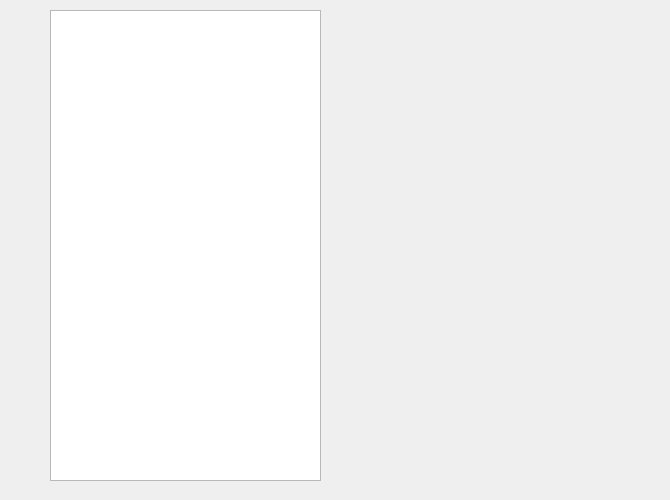
Qt form ecluse.ui (Alpam/Ecluse) before a commit.
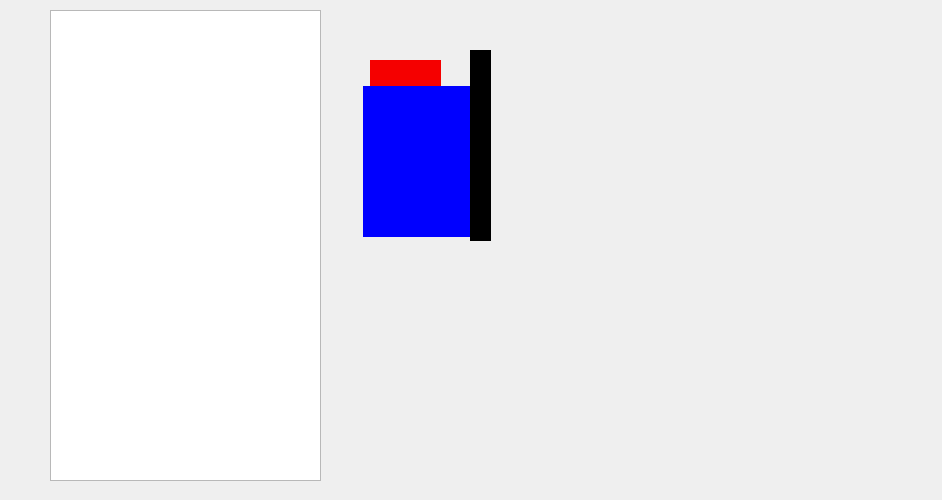
The same form after that commit.

Commit message: debut dessin dans ecluse

Diff of the .ui file:
```diff
--- a/ecluse.ui
+++ b/ecluse.ui
@@ -6,7 +6,7 @@
    <rect>
     <x>0</x>
     <y>0</y>
-    <width>670</width>
+    <width>942</width>
     <height>500</height>
    </rect>
   </property>
@@ -23,6 +23,1302 @@
     </rect>
    </property>
   </widget>
+  <widget class="QLabel" name="label">
+   <property name="geometry">
+    <rect>
+     <x>370</x>
+     <y>60</y>
+     <width>71</width>
+     <height>31</height>
+    </rect>
+   </property>
+   <property name="palette">
+    <palette>
+     <active>
+      <colorrole role="WindowText">
+       <brush brushstyle="SolidPattern">
+        <color alpha="255">
+         <red>0</red>
+         <green>0</green>
+         <blue>0</blue>
+        </color>
+       </brush>
+      </colorrole>
+      <colorrole role="Button">
+       <brush brushstyle="SolidPattern">
+        <color alpha="255">
+         <red>245</red>
+         <green>0</green>
+         <blue>0</blue>
+        </color>
+       </brush>
+      </colorrole>
+      <colorrole role="Light">
+       <brush brushstyle="SolidPattern">
+        <color alpha="255">
+         <red>255</red>
+         <green>112</green>
+         <blue>112</blue>
+        </color>
+       </brush>
+      </colorrole>
+      <colorrole role="Midlight">
+       <brush brushstyle="SolidPattern">
+        <color alpha="255">
+         <red>250</red>
+         <green>56</green>
+         <blue>56</blue>
+        </color>
+       </brush>
+      </colorrole>
+      <colorrole role="Dark">
+       <brush brushstyle="SolidPattern">
+        <color alpha="255">
+         <red>122</red>
+         <green>0</green>
+         <blue>0</blue>
+        </color>
+       </brush>
+      </colorrole>
+      <colorrole role="Mid">
+       <brush brushstyle="SolidPattern">
+        <color alpha="255">
+         <red>163</red>
+         <green>0</green>
+         <blue>0</blue>
+        </color>
+       </brush>
+      </colorrole>
+      <colorrole role="Text">
+       <brush brushstyle="SolidPattern">
+        <color alpha="255">
+         <red>0</red>
+         <green>0</green>
+         <blue>0</blue>
+        </color>
+       </brush>
+      </colorrole>
+      <colorrole role="BrightText">
+       <brush brushstyle="SolidPattern">
+        <color alpha="255">
+         <red>255</red>
+         <green>255</green>
+         <blue>255</blue>
+        </color>
+       </brush>
+      </colorrole>
+      <colorrole role="ButtonText">
+       <brush brushstyle="SolidPattern">
+        <color alpha="255">
+         <red>0</red>
+         <green>0</green>
+         <blue>0</blue>
+        </color>
+       </brush>
+      </colorrole>
+      <colorrole role="Base">
+       <brush brushstyle="SolidPattern">
+        <color alpha="255">
+         <red>255</red>
+         <green>255</green>
+         <blue>255</blue>
+        </color>
+       </brush>
+      </colorrole>
+      <colorrole role="Window">
+       <brush brushstyle="SolidPattern">
+        <color alpha="255">
+         <red>245</red>
+         <green>0</green>
+         <blue>0</blue>
+        </color>
+       </brush>
+      </colorrole>
+      <colorrole role="Shadow">
+       <brush brushstyle="SolidPattern">
+        <color alpha="255">
+         <red>0</red>
+         <green>0</green>
+         <blue>0</blue>
+        </color>
+       </brush>
+      </colorrole>
+      <colorrole role="AlternateBase">
+       <brush brushstyle="SolidPattern">
+        <color alpha="255">
+         <red>250</red>
+         <green>127</green>
+         <blue>127</blue>
+        </color>
+       </brush>
+      </colorrole>
+      <colorrole role="ToolTipBase">
+       <brush brushstyle="SolidPattern">
+        <color alpha="255">
+         <red>255</red>
+         <green>255</green>
+         <blue>220</blue>
+        </color>
+       </brush>
+      </colorrole>
+      <colorrole role="ToolTipText">
+       <brush brushstyle="SolidPattern">
+        <color alpha="255">
+         <red>0</red>
+         <green>0</green>
+         <blue>0</blue>
+        </color>
+       </brush>
+      </colorrole>
+     </active>
+     <inactive>
+      <colorrole role="WindowText">
+       <brush brushstyle="SolidPattern">
+        <color alpha="255">
+         <red>0</red>
+         <green>0</green>
+         <blue>0</blue>
+        </color>
+       </brush>
+      </colorrole>
+      <colorrole role="Button">
+       <brush brushstyle="SolidPattern">
+        <color alpha="255">
+         <red>245</red>
+         <green>0</green>
+         <blue>0</blue>
+        </color>
+       </brush>
+      </colorrole>
+      <colorrole role="Light">
+       <brush brushstyle="SolidPattern">
+        <color alpha="255">
+         <red>255</red>
+         <green>112</green>
+         <blue>112</blue>
+        </color>
+       </brush>
+      </colorrole>
+      <colorrole role="Midlight">
+       <brush brushstyle="SolidPattern">
+        <color alpha="255">
+         <red>250</red>
+         <green>56</green>
+         <blue>56</blue>
+        </color>
+       </brush>
+      </colorrole>
+      <colorrole role="Dark">
+       <brush brushstyle="SolidPattern">
+        <color alpha="255">
+         <red>122</red>
+         <green>0</green>
+         <blue>0</blue>
+        </color>
+       </brush>
+      </colorrole>
+      <colorrole role="Mid">
+       <brush brushstyle="SolidPattern">
+        <color alpha="255">
+         <red>163</red>
+         <green>0</green>
+         <blue>0</blue>
+        </color>
+       </brush>
+      </colorrole>
+      <colorrole role="Text">
+       <brush brushstyle="SolidPattern">
+        <color alpha="255">
+         <red>0</red>
+         <green>0</green>
+         <blue>0</blue>
+        </color>
+       </brush>
+      </colorrole>
+      <colorrole role="BrightText">
+       <brush brushstyle="SolidPattern">
+        <color alpha="255">
+         <red>255</red>
+         <green>255</green>
+         <blue>255</blue>
+        </color>
+       </brush>
+      </colorrole>
+      <colorrole role="ButtonText">
+       <brush brushstyle="SolidPattern">
+        <color alpha="255">
+         <red>0</red>
+         <green>0</green>
+         <blue>0</blue>
+        </color>
+       </brush>
+      </colorrole>
+      <colorrole role="Base">
+       <brush brushstyle="SolidPattern">
+        <color alpha="255">
+         <red>255</red>
+         <green>255</green>
+         <blue>255</blue>
+        </color>
+       </brush>
+      </colorrole>
+      <colorrole role="Window">
+       <brush brushstyle="SolidPattern">
+        <color alpha="255">
+         <red>245</red>
+         <green>0</green>
+         <blue>0</blue>
+        </color>
+       </brush>
+      </colorrole>
+      <colorrole role="Shadow">
+       <brush brushstyle="SolidPattern">
+        <color alpha="255">
+         <red>0</red>
+         <green>0</green>
+         <blue>0</blue>
+        </color>
+       </brush>
+      </colorrole>
+      <colorrole role="AlternateBase">
+       <brush brushstyle="SolidPattern">
+        <color alpha="255">
+         <red>250</red>
+         <green>127</green>
+         <blue>127</blue>
+        </color>
+       </brush>
+      </colorrole>
+      <colorrole role="ToolTipBase">
+       <brush brushstyle="SolidPattern">
+        <color alpha="255">
+         <red>255</red>
+         <green>255</green>
+         <blue>220</blue>
+        </color>
+       </brush>
+      </colorrole>
+      <colorrole role="ToolTipText">
+       <brush brushstyle="SolidPattern">
+        <color alpha="255">
+         <red>0</red>
+         <green>0</green>
+         <blue>0</blue>
+        </color>
+       </brush>
+      </colorrole>
+     </inactive>
+     <disabled>
+      <colorrole role="WindowText">
+       <brush brushstyle="SolidPattern">
+        <color alpha="255">
+         <red>122</red>
+         <green>0</green>
+         <blue>0</blue>
+        </color>
+       </brush>
+      </colorrole>
+      <colorrole role="Button">
+       <brush brushstyle="SolidPattern">
+        <color alpha="255">
+         <red>245</red>
+         <green>0</green>
+         <blue>0</blue>
+        </color>
+       </brush>
+      </colorrole>
+      <colorrole role="Light">
+       <brush brushstyle="SolidPattern">
+        <color alpha="255">
+         <red>255</red>
+         <green>112</green>
+         <blue>112</blue>
+        </color>
+       </brush>
+      </colorrole>
+      <colorrole role="Midlight">
+       <brush brushstyle="SolidPattern">
+        <color alpha="255">
+         <red>250</red>
+         <green>56</green>
+         <blue>56</blue>
+        </color>
+       </brush>
+      </colorrole>
+      <colorrole role="Dark">
+       <brush brushstyle="SolidPattern">
+        <color alpha="255">
+         <red>122</red>
+         <green>0</green>
+         <blue>0</blue>
+        </color>
+       </brush>
+      </colorrole>
+      <colorrole role="Mid">
+       <brush brushstyle="SolidPattern">
+        <color alpha="255">
+         <red>163</red>
+         <green>0</green>
+         <blue>0</blue>
+        </color>
+       </brush>
+      </colorrole>
+      <colorrole role="Text">
+       <brush brushstyle="SolidPattern">
+        <color alpha="255">
+         <red>122</red>
+         <green>0</green>
+         <blue>0</blue>
+        </color>
+       </brush>
+      </colorrole>
+      <colorrole role="BrightText">
+       <brush brushstyle="SolidPattern">
+        <color alpha="255">
+         <red>255</red>
+         <green>255</green>
+         <blue>255</blue>
+        </color>
+       </brush>
+      </colorrole>
+      <colorrole role="ButtonText">
+       <brush brushstyle="SolidPattern">
+        <color alpha="255">
+         <red>122</red>
+         <green>0</green>
+         <blue>0</blue>
+        </color>
+       </brush>
+      </colorrole>
+      <colorrole role="Base">
+       <brush brushstyle="SolidPattern">
+        <color alpha="255">
+         <red>245</red>
+         <green>0</green>
+         <blue>0</blue>
+        </color>
+       </brush>
+      </colorrole>
+      <colorrole role="Window">
+       <brush brushstyle="SolidPattern">
+        <color alpha="255">
+         <red>245</red>
+         <green>0</green>
+         <blue>0</blue>
+        </color>
+       </brush>
+      </colorrole>
+      <colorrole role="Shadow">
+       <brush brushstyle="SolidPattern">
+        <color alpha="255">
+         <red>0</red>
+         <green>0</green>
+         <blue>0</blue>
+        </color>
+       </brush>
+      </colorrole>
+      <colorrole role="AlternateBase">
+       <brush brushstyle="SolidPattern">
+        <color alpha="255">
+         <red>245</red>
+         <green>0</green>
+         <blue>0</blue>
+        </color>
+       </brush>
+      </colorrole>
+      <colorrole role="ToolTipBase">
+       <brush brushstyle="SolidPattern">
+        <color alpha="255">
+         <red>255</red>
+         <green>255</green>
+         <blue>220</blue>
+        </color>
+       </brush>
+      </colorrole>
+      <colorrole role="ToolTipText">
+       <brush brushstyle="SolidPattern">
+        <color alpha="255">
+         <red>0</red>
+         <green>0</green>
+         <blue>0</blue>
+        </color>
+       </brush>
+      </colorrole>
+     </disabled>
+    </palette>
+   </property>
+   <property name="autoFillBackground">
+    <bool>true</bool>
+   </property>
+   <property name="styleSheet">
+    <string notr="true"/>
+   </property>
+   <property name="text">
+    <string/>
+   </property>
+  </widget>
+  <widget class="QLabel" name="label_2">
+   <property name="geometry">
+    <rect>
+     <x>363</x>
+     <y>86</y>
+     <width>111</width>
+     <height>151</height>
+    </rect>
+   </property>
+   <property name="palette">
+    <palette>
+     <active>
+      <colorrole role="WindowText">
+       <brush brushstyle="SolidPattern">
+        <color alpha="255">
+         <red>0</red>
+         <green>0</green>
+         <blue>0</blue>
+        </color>
+       </brush>
+      </colorrole>
+      <colorrole role="Button">
+       <brush brushstyle="SolidPattern">
+        <color alpha="255">
+         <red>0</red>
+         <green>0</green>
+         <blue>255</blue>
+        </color>
+       </brush>
+      </colorrole>
+      <colorrole role="Light">
+       <brush brushstyle="SolidPattern">
+        <color alpha="255">
+         <red>127</red>
+         <green>127</green>
+         <blue>255</blue>
+        </color>
+       </brush>
+      </colorrole>
+      <colorrole role="Midlight">
+       <brush brushstyle="SolidPattern">
+        <color alpha="255">
+         <red>63</red>
+         <green>63</green>
+         <blue>255</blue>
+        </color>
+       </brush>
+      </colorrole>
+      <colorrole role="Dark">
+       <brush brushstyle="SolidPattern">
+        <color alpha="255">
+         <red>0</red>
+         <green>0</green>
+         <blue>127</blue>
+        </color>
+       </brush>
+      </colorrole>
+      <colorrole role="Mid">
+       <brush brushstyle="SolidPattern">
+        <color alpha="255">
+         <red>0</red>
+         <green>0</green>
+         <blue>170</blue>
+        </color>
+       </brush>
+      </colorrole>
+      <colorrole role="Text">
+       <brush brushstyle="SolidPattern">
+        <color alpha="255">
+         <red>0</red>
+         <green>0</green>
+         <blue>0</blue>
+        </color>
+       </brush>
+      </colorrole>
+      <colorrole role="BrightText">
+       <brush brushstyle="SolidPattern">
+        <color alpha="255">
+         <red>255</red>
+         <green>255</green>
+         <blue>255</blue>
+        </color>
+       </brush>
+      </colorrole>
+      <colorrole role="ButtonText">
+       <brush brushstyle="SolidPattern">
+        <color alpha="255">
+         <red>0</red>
+         <green>0</green>
+         <blue>0</blue>
+        </color>
+       </brush>
+      </colorrole>
+      <colorrole role="Base">
+       <brush brushstyle="SolidPattern">
+        <color alpha="255">
+         <red>255</red>
+         <green>255</green>
+         <blue>255</blue>
+        </color>
+       </brush>
+      </colorrole>
+      <colorrole role="Window">
+       <brush brushstyle="SolidPattern">
+        <color alpha="255">
+         <red>0</red>
+         <green>0</green>
+         <blue>255</blue>
+        </color>
+       </brush>
+      </colorrole>
+      <colorrole role="Shadow">
+       <brush brushstyle="SolidPattern">
+        <color alpha="255">
+         <red>0</red>
+         <green>0</green>
+         <blue>0</blue>
+        </color>
+       </brush>
+      </colorrole>
+      <colorrole role="AlternateBase">
+       <brush brushstyle="SolidPattern">
+        <color alpha="255">
+         <red>127</red>
+         <green>127</green>
+         <blue>255</blue>
+        </color>
+       </brush>
+      </colorrole>
+      <colorrole role="ToolTipBase">
+       <brush brushstyle="SolidPattern">
+        <color alpha="255">
+         <red>255</red>
+         <green>255</green>
+         <blue>220</blue>
+        </color>
+       </brush>
+      </colorrole>
+      <colorrole role="ToolTipText">
+       <brush brushstyle="SolidPattern">
+        <color alpha="255">
+         <red>0</red>
+         <green>0</green>
+         <blue>0</blue>
+        </color>
+       </brush>
+      </colorrole>
+     </active>
+     <inactive>
+      <colorrole role="WindowText">
+       <brush brushstyle="SolidPattern">
+        <color alpha="255">
+         <red>0</red>
+         <green>0</green>
+         <blue>0</blue>
+        </color>
+       </brush>
+      </colorrole>
+      <colorrole role="Button">
+       <brush brushstyle="SolidPattern">
+        <color alpha="255">
+         <red>0</red>
+         <green>0</green>
+         <blue>255</blue>
+        </color>
+       </brush>
+      </colorrole>
+      <colorrole role="Light">
+       <brush brushstyle="SolidPattern">
+        <color alpha="255">
+         <red>127</red>
+         <green>127</green>
+         <blue>255</blue>
+        </color>
+       </brush>
+      </colorrole>
+      <colorrole role="Midlight">
+       <brush brushstyle="SolidPattern">
+        <color alpha="255">
+         <red>63</red>
+         <green>63</green>
+         <blue>255</blue>
+        </color>
+       </brush>
+      </colorrole>
+      <colorrole role="Dark">
+       <brush brushstyle="SolidPattern">
+        <color alpha="255">
+         <red>0</red>
+         <green>0</green>
+         <blue>127</blue>
+        </color>
+       </brush>
+      </colorrole>
+      <colorrole role="Mid">
+       <brush brushstyle="SolidPattern">
+        <color alpha="255">
+         <red>0</red>
+         <green>0</green>
+         <blue>170</blue>
+        </color>
+       </brush>
+      </colorrole>
+      <colorrole role="Text">
+       <brush brushstyle="SolidPattern">
+        <color alpha="255">
+         <red>0</red>
+         <green>0</green>
+         <blue>0</blue>
+        </color>
+       </brush>
+      </colorrole>
+      <colorrole role="BrightText">
+       <brush brushstyle="SolidPattern">
+        <color alpha="255">
+         <red>255</red>
+         <green>255</green>
+         <blue>255</blue>
+        </color>
+       </brush>
+      </colorrole>
+      <colorrole role="ButtonText">
+       <brush brushstyle="SolidPattern">
+        <color alpha="255">
+         <red>0</red>
+         <green>0</green>
+         <blue>0</blue>
+        </color>
+       </brush>
+      </colorrole>
+      <colorrole role="Base">
+       <brush brushstyle="SolidPattern">
+        <color alpha="255">
+         <red>255</red>
+         <green>255</green>
+         <blue>255</blue>
+        </color>
+       </brush>
+      </colorrole>
+      <colorrole role="Window">
+       <brush brushstyle="SolidPattern">
+        <color alpha="255">
+         <red>0</red>
+         <green>0</green>
+         <blue>255</blue>
+        </color>
+       </brush>
+      </colorrole>
+      <colorrole role="Shadow">
+       <brush brushstyle="SolidPattern">
+        <color alpha="255">
+         <red>0</red>
+         <green>0</green>
+         <blue>0</blue>
+        </color>
+       </brush>
+      </colorrole>
+      <colorrole role="AlternateBase">
+       <brush brushstyle="SolidPattern">
+        <color alpha="255">
+         <red>127</red>
+         <green>127</green>
+         <blue>255</blue>
+        </color>
+       </brush>
+      </colorrole>
+      <colorrole role="ToolTipBase">
+       <brush brushstyle="SolidPattern">
+        <color alpha="255">
+         <red>255</red>
+         <green>255</green>
+         <blue>220</blue>
+        </color>
+       </brush>
+      </colorrole>
+      <colorrole role="ToolTipText">
+       <brush brushstyle="SolidPattern">
+        <color alpha="255">
+         <red>0</red>
+         <green>0</green>
+         <blue>0</blue>
+        </color>
+       </brush>
+      </colorrole>
+     </inactive>
+     <disabled>
+      <colorrole role="WindowText">
+       <brush brushstyle="SolidPattern">
+        <color alpha="255">
+         <red>0</red>
+         <green>0</green>
+         <blue>127</blue>
+        </color>
+       </brush>
+      </colorrole>
+      <colorrole role="Button">
+       <brush brushstyle="SolidPattern">
+        <color alpha="255">
+         <red>0</red>
+         <green>0</green>
+         <blue>255</blue>
+        </color>
+       </brush>
+      </colorrole>
+      <colorrole role="Light">
+       <brush brushstyle="SolidPattern">
+        <color alpha="255">
+         <red>127</red>
+         <green>127</green>
+         <blue>255</blue>
+        </color>
+       </brush>
+      </colorrole>
+      <colorrole role="Midlight">
+       <brush brushstyle="SolidPattern">
+        <color alpha="255">
+         <red>63</red>
+         <green>63</green>
+         <blue>255</blue>
+        </color>
+       </brush>
+      </colorrole>
+      <colorrole role="Dark">
+       <brush brushstyle="SolidPattern">
+        <color alpha="255">
+         <red>0</red>
+         <green>0</green>
+         <blue>127</blue>
+        </color>
+       </brush>
+      </colorrole>
+      <colorrole role="Mid">
+       <brush brushstyle="SolidPattern">
+        <color alpha="255">
+         <red>0</red>
+         <green>0</green>
+         <blue>170</blue>
+        </color>
+       </brush>
+      </colorrole>
+      <colorrole role="Text">
+       <brush brushstyle="SolidPattern">
+        <color alpha="255">
+         <red>0</red>
+         <green>0</green>
+         <blue>127</blue>
+        </color>
+       </brush>
+      </colorrole>
+      <colorrole role="BrightText">
+       <brush brushstyle="SolidPattern">
+        <color alpha="255">
+         <red>255</red>
+         <green>255</green>
+         <blue>255</blue>
+        </color>
+       </brush>
+      </colorrole>
+      <colorrole role="ButtonText">
+       <brush brushstyle="SolidPattern">
+        <color alpha="255">
+         <red>0</red>
+         <green>0</green>
+         <blue>127</blue>
+        </color>
+       </brush>
+      </colorrole>
+      <colorrole role="Base">
+       <brush brushstyle="SolidPattern">
+        <color alpha="255">
+         <red>0</red>
+         <green>0</green>
+         <blue>255</blue>
+        </color>
+       </brush>
+      </colorrole>
+      <colorrole role="Window">
+       <brush brushstyle="SolidPattern">
+        <color alpha="255">
+         <red>0</red>
+         <green>0</green>
+         <blue>255</blue>
+        </color>
+       </brush>
+      </colorrole>
+      <colorrole role="Shadow">
+       <brush brushstyle="SolidPattern">
+        <color alpha="255">
+         <red>0</red>
+         <green>0</green>
+         <blue>0</blue>
+        </color>
+       </brush>
+      </colorrole>
+      <colorrole role="AlternateBase">
+       <brush brushstyle="SolidPattern">
+        <color alpha="255">
+         <red>0</red>
+         <green>0</green>
+         <blue>255</blue>
+        </color>
+       </brush>
+      </colorrole>
+      <colorrole role="ToolTipBase">
+       <brush brushstyle="SolidPattern">
+        <color alpha="255">
+         <red>255</red>
+         <green>255</green>
+         <blue>220</blue>
+        </color>
+       </brush>
+      </colorrole>
+      <colorrole role="ToolTipText">
+       <brush brushstyle="SolidPattern">
+        <color alpha="255">
+         <red>0</red>
+         <green>0</green>
+         <blue>0</blue>
+        </color>
+       </brush>
+      </colorrole>
+     </disabled>
+    </palette>
+   </property>
+   <property name="autoFillBackground">
+    <bool>true</bool>
+   </property>
+   <property name="text">
+    <string/>
+   </property>
+  </widget>
+  <widget class="QLabel" name="label_3">
+   <property name="geometry">
+    <rect>
+     <x>470</x>
+     <y>50</y>
+     <width>21</width>
+     <height>191</height>
+    </rect>
+   </property>
+   <property name="palette">
+    <palette>
+     <active>
+      <colorrole role="WindowText">
+       <brush brushstyle="SolidPattern">
+        <color alpha="255">
+         <red>255</red>
+         <green>255</green>
+         <blue>255</blue>
+        </color>
+       </brush>
+      </colorrole>
+      <colorrole role="Button">
+       <brush brushstyle="SolidPattern">
+        <color alpha="255">
+         <red>0</red>
+         <green>0</green>
+         <blue>0</blue>
+        </color>
+       </brush>
+      </colorrole>
+      <colorrole role="Light">
+       <brush brushstyle="SolidPattern">
+        <color alpha="255">
+         <red>0</red>
+         <green>0</green>
+         <blue>0</blue>
+        </color>
+       </brush>
+      </colorrole>
+      <colorrole role="Midlight">
+       <brush brushstyle="SolidPattern">
+        <color alpha="255">
+         <red>0</red>
+         <green>0</green>
+         <blue>0</blue>
+        </color>
+       </brush>
+      </colorrole>
+      <colorrole role="Dark">
+       <brush brushstyle="SolidPattern">
+        <color alpha="255">
+         <red>0</red>
+         <green>0</green>
+         <blue>0</blue>
+        </color>
+       </brush>
+      </colorrole>
+      <colorrole role="Mid">
+       <brush brushstyle="SolidPattern">
+        <color alpha="255">
+         <red>0</red>
+         <green>0</green>
+         <blue>0</blue>
+        </color>
+       </brush>
+      </colorrole>
+      <colorrole role="Text">
+       <brush brushstyle="SolidPattern">
+        <color alpha="255">
+         <red>255</red>
+         <green>255</green>
+         <blue>255</blue>
+        </color>
+       </brush>
+      </colorrole>
+      <colorrole role="BrightText">
+       <brush brushstyle="SolidPattern">
+        <color alpha="255">
+         <red>255</red>
+         <green>255</green>
+         <blue>255</blue>
+        </color>
+       </brush>
+      </colorrole>
+      <colorrole role="ButtonText">
+       <brush brushstyle="SolidPattern">
+        <color alpha="255">
+         <red>255</red>
+         <green>255</green>
+         <blue>255</blue>
+        </color>
+       </brush>
+      </colorrole>
+      <colorrole role="Base">
+       <brush brushstyle="SolidPattern">
+        <color alpha="255">
+         <red>0</red>
+         <green>0</green>
+         <blue>0</blue>
+        </color>
+       </brush>
+      </colorrole>
+      <colorrole role="Window">
+       <brush brushstyle="SolidPattern">
+        <color alpha="255">
+         <red>0</red>
+         <green>0</green>
+         <blue>0</blue>
+        </color>
+       </brush>
+      </colorrole>
+      <colorrole role="Shadow">
+       <brush brushstyle="SolidPattern">
+        <color alpha="255">
+         <red>0</red>
+         <green>0</green>
+         <blue>0</blue>
+        </color>
+       </brush>
+      </colorrole>
+      <colorrole role="AlternateBase">
+       <brush brushstyle="SolidPattern">
+        <color alpha="255">
+         <red>0</red>
+         <green>0</green>
+         <blue>0</blue>
+        </color>
+       </brush>
+      </colorrole>
+      <colorrole role="ToolTipBase">
+       <brush brushstyle="SolidPattern">
+        <color alpha="255">
+         <red>255</red>
+         <green>255</green>
+         <blue>220</blue>
+        </color>
+       </brush>
+      </colorrole>
+      <colorrole role="ToolTipText">
+       <brush brushstyle="SolidPattern">
+        <color alpha="255">
+         <red>0</red>
+         <green>0</green>
+         <blue>0</blue>
+        </color>
+       </brush>
+      </colorrole>
+     </active>
+     <inactive>
+      <colorrole role="WindowText">
+       <brush brushstyle="SolidPattern">
+        <color alpha="255">
+         <red>255</red>
+         <green>255</green>
+         <blue>255</blue>
+        </color>
+       </brush>
+      </colorrole>
+      <colorrole role="Button">
+       <brush brushstyle="SolidPattern">
+        <color alpha="255">
+         <red>0</red>
+         <green>0</green>
+         <blue>0</blue>
+        </color>
+       </brush>
+      </colorrole>
+      <colorrole role="Light">
+       <brush brushstyle="SolidPattern">
+        <color alpha="255">
+         <red>0</red>
+         <green>0</green>
+         <blue>0</blue>
+        </color>
+       </brush>
+      </colorrole>
+      <colorrole role="Midlight">
+       <brush brushstyle="SolidPattern">
+        <color alpha="255">
+         <red>0</red>
+         <green>0</green>
+         <blue>0</blue>
+        </color>
+       </brush>
+      </colorrole>
+      <colorrole role="Dark">
+       <brush brushstyle="SolidPattern">
+        <color alpha="255">
+         <red>0</red>
+         <green>0</green>
+         <blue>0</blue>
+        </color>
+       </brush>
+      </colorrole>
+      <colorrole role="Mid">
+       <brush brushstyle="SolidPattern">
+        <color alpha="255">
+         <red>0</red>
+         <green>0</green>
+         <blue>0</blue>
+        </color>
+       </brush>
+      </colorrole>
+      <colorrole role="Text">
+       <brush brushstyle="SolidPattern">
+        <color alpha="255">
+         <red>255</red>
+         <green>255</green>
+         <blue>255</blue>
+        </color>
+       </brush>
+      </colorrole>
+      <colorrole role="BrightText">
+       <brush brushstyle="SolidPattern">
+        <color alpha="255">
+         <red>255</red>
+         <green>255</green>
+         <blue>255</blue>
+        </color>
+       </brush>
+      </colorrole>
+      <colorrole role="ButtonText">
+       <brush brushstyle="SolidPattern">
+        <color alpha="255">
+         <red>255</red>
+         <green>255</green>
+         <blue>255</blue>
+        </color>
+       </brush>
+      </colorrole>
+      <colorrole role="Base">
+       <brush brushstyle="SolidPattern">
+        <color alpha="255">
+         <red>0</red>
+         <green>0</green>
+         <blue>0</blue>
+        </color>
+       </brush>
+      </colorrole>
+      <colorrole role="Window">
+       <brush brushstyle="SolidPattern">
+        <color alpha="255">
+         <red>0</red>
+         <green>0</green>
+         <blue>0</blue>
+        </color>
+       </brush>
+      </colorrole>
+      <colorrole role="Shadow">
+       <brush brushstyle="SolidPattern">
+        <color alpha="255">
+         <red>0</red>
+         <green>0</green>
+         <blue>0</blue>
+        </color>
+       </brush>
+      </colorrole>
+      <colorrole role="AlternateBase">
+       <brush brushstyle="SolidPattern">
+        <color alpha="255">
+         <red>0</red>
+         <green>0</green>
+         <blue>0</blue>
+        </color>
+       </brush>
+      </colorrole>
+      <colorrole role="ToolTipBase">
+       <brush brushstyle="SolidPattern">
+        <color alpha="255">
+         <red>255</red>
+         <green>255</green>
+         <blue>220</blue>
+        </color>
+       </brush>
+      </colorrole>
+      <colorrole role="ToolTipText">
+       <brush brushstyle="SolidPattern">
+        <color alpha="255">
+         <red>0</red>
+         <green>0</green>
+         <blue>0</blue>
+        </color>
+       </brush>
+      </colorrole>
+     </inactive>
+     <disabled>
+      <colorrole role="WindowText">
+       <brush brushstyle="SolidPattern">
+        <color alpha="255">
+         <red>0</red>
+         <green>0</green>
+         <blue>0</blue>
+        </color>
+       </brush>
+      </colorrole>
+      <colorrole role="Button">
+       <brush brushstyle="SolidPattern">
+        <color alpha="255">
+         <red>0</red>
+         <green>0</green>
+         <blue>0</blue>
+        </color>
+       </brush>
+      </colorrole>
+      <colorrole role="Light">
+       <brush brushstyle="SolidPattern">
+        <color alpha="255">
+         <red>0</red>
+         <green>0</green>
+         <blue>0</blue>
+        </color>
+       </brush>
+      </colorrole>
+      <colorrole role="Midlight">
+       <brush brushstyle="SolidPattern">
+        <color alpha="255">
+         <red>0</red>
+         <green>0</green>
+         <blue>0</blue>
+        </color>
+       </brush>
+      </colorrole>
+      <colorrole role="Dark">
+       <brush brushstyle="SolidPattern">
+        <color alpha="255">
+         <red>0</red>
+         <green>0</green>
+         <blue>0</blue>
+        </color>
+       </brush>
+      </colorrole>
+      <colorrole role="Mid">
+       <brush brushstyle="SolidPattern">
+        <color alpha="255">
+         <red>0</red>
+         <green>0</green>
+         <blue>0</blue>
+        </color>
+       </brush>
+      </colorrole>
+      <colorrole role="Text">
+       <brush brushstyle="SolidPattern">
+        <color alpha="255">
+         <red>0</red>
+         <green>0</green>
+         <blue>0</blue>
+        </color>
+       </brush>
+      </colorrole>
+      <colorrole role="BrightText">
+       <brush brushstyle="SolidPattern">
+        <color alpha="255">
+         <red>255</red>
+         <green>255</green>
+         <blue>255</blue>
+        </color>
+       </brush>
+      </colorrole>
+      <colorrole role="ButtonText">
+       <brush brushstyle="SolidPattern">
+        <color alpha="255">
+         <red>0</red>
+         <green>0</green>
+         <blue>0</blue>
+        </color>
+       </brush>
+      </colorrole>
+      <colorrole role="Base">
+       <brush brushstyle="SolidPattern">
+        <color alpha="255">
+         <red>0</red>
+         <green>0</green>
+         <blue>0</blue>
+        </color>
+       </brush>
+      </colorrole>
+      <colorrole role="Window">
+       <brush brushstyle="SolidPattern">
+        <color alpha="255">
+         <red>0</red>
+         <green>0</green>
+         <blue>0</blue>
+        </color>
+       </brush>
+      </colorrole>
+      <colorrole role="Shadow">
+       <brush brushstyle="SolidPattern">
+        <color alpha="255">
+         <red>0</red>
+         <green>0</green>
+         <blue>0</blue>
+        </color>
+       </brush>
+      </colorrole>
+      <colorrole role="AlternateBase">
+       <brush brushstyle="SolidPattern">
+        <color alpha="255">
+         <red>0</red>
+         <green>0</green>
+         <blue>0</blue>
+        </color>
+       </brush>
+      </colorrole>
+      <colorrole role="ToolTipBase">
+       <brush brushstyle="SolidPattern">
+        <color alpha="255">
+         <red>255</red>
+         <green>255</green>
+         <blue>220</blue>
+        </color>
+       </brush>
+      </colorrole>
+      <colorrole role="ToolTipText">
+       <brush brushstyle="SolidPattern">
+        <color alpha="255">
+         <red>0</red>
+         <green>0</green>
+         <blue>0</blue>
+        </color>
+       </brush>
+      </colorrole>
+     </disabled>
+    </palette>
+   </property>
+   <property name="autoFillBackground">
+    <bool>true</bool>
+   </property>
+   <property name="text">
+    <string/>
+   </property>
+  </widget>
  </widget>
  <resources/>
  <connections/>
```
